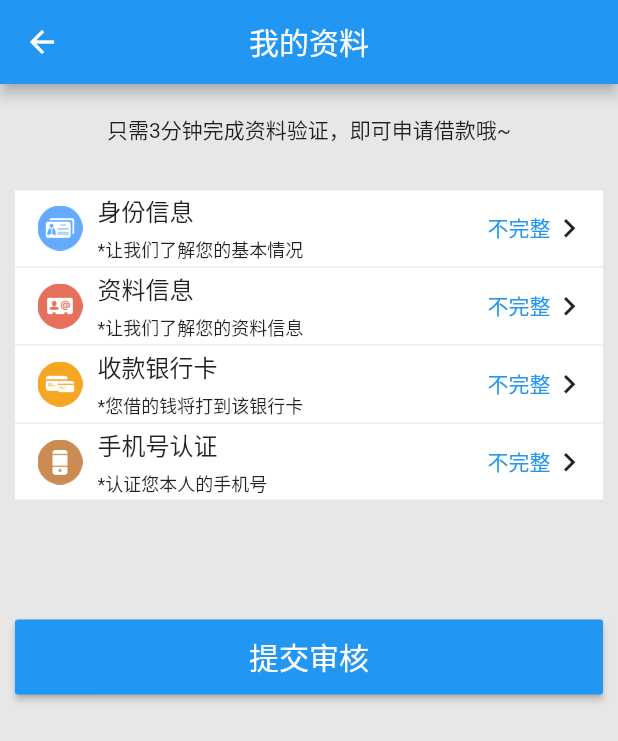
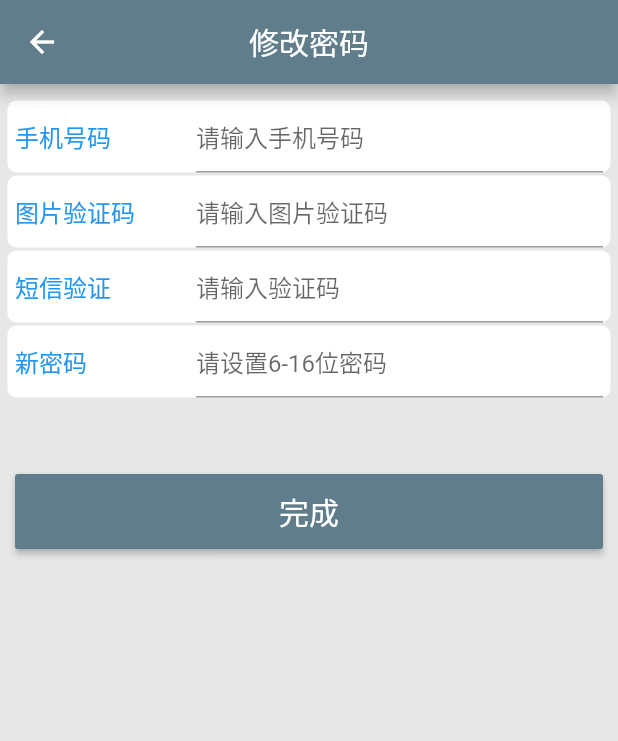
Before and after one commit to Tomdogs/debit, a Flutter app: the MinePage screen opened directly, after a tap on "修改密码", on a phone screen of 412 x 824 dp. Shown: the top 741 px of the screen. Run offline on Flutter 3.47's test engine with Material 2 defaults, Android fonts, the phone set to English and light mode, and no system bars; our stand-ins replace connectivity, dio, event_bus, image_picker, shared_preferences; missing offline and left inert: flutter_statusbar, flutter_webview_plugin; accounts and stored records are empty; statements that could not run were skipped.

Commit message:
Merge branch 'master' of https://gitee.com/luo1432528207/debit
# Conflicts:
#	.gitignore
#	README.md

```diff
--- a/lib/page/HomePage.dart
+++ b/lib/page/HomePage.dart
@@ -112,7 +112,7 @@ class _MainHomePage extends State<HomePage> with SingleTickerProviderStateMixin
                 flex: 2,
                 child: new Container(
                   decoration: new BoxDecoration(
-                    color: Colors.blue,
+                    color: Theme.of(context).primaryColor,
                   ),
 //                  height: 200.0,
                   padding: EdgeInsets.only(top: CommonUtils.sStaticBarHeight),
@@ -254,7 +254,7 @@ class _MainHomePage extends State<HomePage> with SingleTickerProviderStateMixin
                           padding: EdgeInsets.all(10),
                           child: new RaisedButton(
                               textColor: Colors.white,
-                              color: Colors.blue,
+                              color: Theme.of(context).primaryColor,
                               child: new Flex(
                                 mainAxisAlignment: MainAxisAlignment.center,
                                 direction: Axis.horizontal,
--- a/lib/page/ManagerHome.dart
+++ b/lib/page/ManagerHome.dart
@@ -72,7 +72,7 @@ class _ManagerHomeState extends State<ManagerHome> {
 //      tabItems: _renderCustomTab(),//自定义，底部导航栏
       tabViews: _renderPage(),//中间显示的内容页面
       topPageControl: topPageControl,
-      backgroundColor: Colors.blue,//主题色
+      backgroundColor: Theme.of(context).primaryColor,//主题色
       title: new Text("PPMap"),
     );
   }
--- a/lib/page/MinePage.dart
+++ b/lib/page/MinePage.dart
@@ -44,7 +44,7 @@ class _MinePageStateless extends State<MinePage> {
                     flex:1,
                     child: new Container(
                       decoration: new BoxDecoration(
-                        color: Colors.blue,
+                        color: Theme.of(context).primaryColor,
                       ),
                       child: new Center(
                         child: new Column(
@@ -97,19 +97,19 @@ class _MinePageStateless extends State<MinePage> {
                                     Icons.chevron_right, '/personInfo'),
                                 AppDivider.thinDivider(),
                                 new RowLayoutWidget(AppImage.getAssetIconFrom(userBorrow), "我的借贷",
-                                    Icons.chevron_right, '/personInfo'),
+                                    Icons.chevron_right, '/personDebit'),
                                 AppDivider.thinDivider(),
                                 new RowLayoutWidget(AppImage.getAssetIconFrom(userRepay), "我的还款",
-                                    Icons.chevron_right, '/personInfo'),
+                                    Icons.chevron_right, '/personRepayment'),
                                 AppDivider.thinDivider(),
                                 new RowLayoutWidget(AppImage.getAssetIconFrom(userInfo), "客服",
-                                    Icons.chevron_right, '/personInfo'),
+                                    Icons.chevron_right, '/personCustomerService'),
                                 AppDivider.thinDivider(),
                                 new RowLayoutWidget(AppImage.getAssetIconFrom(userPassword), "修改密码",
-                                    Icons.chevron_right, '/personInfo'),
+                                    Icons.chevron_right, '/personModifyPassword'),
                                 AppDivider.thinDivider(),
                                 new RowLayoutWidget(AppImage.getAssetIconFrom(userExit), "退出登录",
-                                    Icons.chevron_right, '/personInfo'),
+                                    Icons.chevron_right, '/personSignOut'),
                               ],
                             ),
                           ),
--- a/lib/page/PersonModifyPassword.dart
+++ b/lib/page/PersonModifyPassword.dart
@@ -0,0 +1,155 @@
+import 'package:debit/common/utils/AppStyle.dart';
+import 'package:debit/widgets/FlexButton.dart';
+import 'package:debit/widgets/Toast.dart';
+import 'package:flutter/cupertino.dart';
+import 'package:flutter/gestures.dart';
+import 'package:flutter/material.dart';
+
+class PersonModifyPassword extends StatefulWidget {
+  @override
+  State<StatefulWidget> createState() {
+    return new PersonModifyPasswordState();
+  }
+}
+
+class PersonModifyPasswordState extends State<PersonModifyPassword> {
+
+  GlobalKey<FormState> _formKey = new GlobalKey<FormState>();
+  static final String key0 = 'phoneNumber';
+  static final String key1 = 'pictureVerificationCode';
+  static final String key2 = 'messageVerificationCode';
+  static final String key3 = 'newPassword';
+
+  Map<String,dynamic> _formData = {
+    key0:null,
+    key1:null,
+    key2:null,
+    key3:null,
+  };
+  Map<String,TextEditingController> textController = {
+    key0: new TextEditingController(),
+    key1: new TextEditingController(),
+    key2: new TextEditingController(),
+    key3: new TextEditingController(),
+  };
+
+  bool isCheck = true;
+  ///表单
+  Widget formWidget(String title, String desc, String key) {
+    return new Container(
+      margin: EdgeInsets.only(left: 5, top: 1, right: 5, bottom: 1),
+      decoration: BoxDecoration(
+          color: Colors.white,
+          borderRadius: new BorderRadius.all(new Radius.circular(6.0))),
+      child: new Row(
+        mainAxisAlignment: MainAxisAlignment.center,
+        children: <Widget>[
+          new Expanded(
+            flex: 3,
+            child: new Padding(
+              padding: EdgeInsets.all(5),
+              child: new Text(
+                title,
+                style: TextStyle(fontSize: 16, color: Colors.blue),
+              ),
+            ),
+          ),
+          new Expanded(
+              flex: 7,
+              child: new Padding(
+                padding: EdgeInsets.only(left: 5, right: 5),
+                child: new TextFormField(
+                  enabled: true,
+                  enableInteractiveSelection: true,
+                  controller: textController[key],
+                  decoration: new InputDecoration(
+                    hintText: desc,
+                  ),
+                  validator: (String value) {
+//                    print("---validator---");
+                    print("validator key为:$key , value 为：$value");
+                    //删除首尾空格
+                    if (value == null || value.isEmpty || value.trim().length == 0) {
+                      print('$title 验证不能通过：$value');
+                      return '此处不能为空!';
+                    }
+                  },
+                  onSaved: (String value) {
+                    ///当调用FormState.save方法的时候调用
+                    print("---onSaved---");
+                    print("onSaved保存的key为:$key , value 为：$value");
+                    _formData[key] = value;
+                  },
+                ),
+              ))
+        ],
+      ),
+    );
+  }
+
+  void _formSubmitted() {
+    var _form = _formKey.currentState;
+    print("form状态：${_form.validate()}");
+
+    if (_form.validate()) {
+      _form.save();
+
+      print('-----------------------------验证完成后的属性值------------------------------：');
+      print("手机号：${_formData[key0]}");
+
+      _formData.forEach((key,value){
+        print(key+":"+value.toString());
+      });
+
+    }else{
+      Toast.toast(context,'请填写完整表单！');
+    }
+  }
+
+
+
+  @override
+  Widget build(BuildContext context) {
+
+    return new Scaffold(
+        appBar: new AppBar(
+          title: new Text('修改密码'),
+          centerTitle: true,
+        ),
+        body: new Container(
+          decoration: BoxDecoration(color: AppColors.backgroundColor),
+          child: new ListView(
+            children: <Widget>[
+              new Form(
+                key: _formKey,
+                child: new Column(
+                  crossAxisAlignment: CrossAxisAlignment.start,
+                  children: <Widget>[
+                    new Padding(padding: EdgeInsets.only(top: 10)),
+
+                    formWidget('手机号码', '请输入手机号码', key0),
+                    formWidget('图片验证码', '请输入图片验证码', key1),
+                    formWidget('短信验证', '请输入验证码', key2),
+                    formWidget('新密码', '请设置6-16位密码', key3),
+
+                    new Padding(padding: EdgeInsets.all(20.0)),
+                    new Container(
+                      margin: EdgeInsets.all(10),
+                      child: new FlexButton(
+                        textColor: Colors.white,
+                        color: Theme.of(context).primaryColor,
+                        text: "完成",
+                        onPress: () {
+                          _formSubmitted();
+                        },
+                      ),
+                    ),
+                  ],
+                ),
+              ),
+            ],
+          ),
+        )
+    );
+  }
+}
--- a/lib/page/WelcomePage.dart
+++ b/lib/page/WelcomePage.dart
@@ -5,8 +5,7 @@ import 'package:flutter/material.dart';
 
 /**
  * 欢迎页
- * Created by guoshuyu
- * Date: 2018-07-16
+ *
  */
 
 class WelcomePage extends StatefulWidget {
--- a/pubspec.yaml
+++ b/pubspec.yaml
@@ -26,6 +26,8 @@ dependencies:
   # camera: 0.2.9+1
   image_picker: 0.4.12
   flutter_statusbar: ^0.0.1
+  flutter_webview_plugin: ^0.2.1+2
+
 
 dev_dependencies:
   flutter_test:
```
Also changed, not shown: lib/main.dart (+15 -5 lines), lib/page/PersonCustomerService.dart (+37 -0 lines), lib/page/PersonDebit.dart (+24 -0 lines), lib/page/PersonRepayment.dart (+24 -0 lines), lib/page/PersonSignOut.dart (+24 -0 lines).
